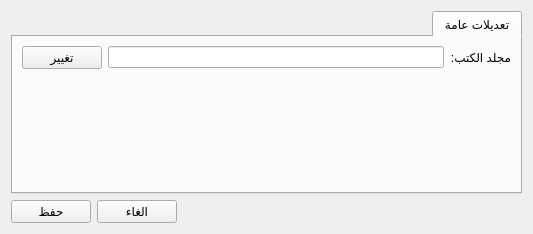
Qt form src/settingsdialog.ui (boussouira/moltaqa) before a commit.
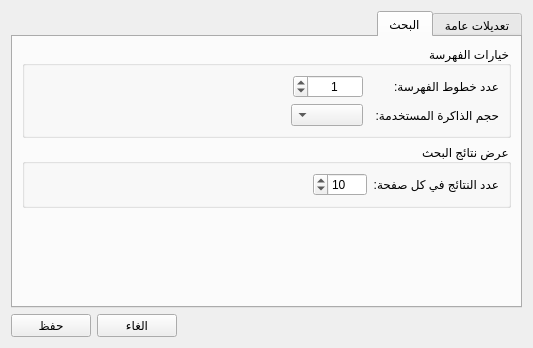
The same form after that commit.

```diff
--- a/src/settingsdialog.ui
+++ b/src/settingsdialog.ui
@@ -7,7 +7,7 @@
     <x>0</x>
     <y>0</y>
     <width>533</width>
-    <height>234</height>
+    <height>348</height>
    </rect>
   </property>
   <property name="windowTitle">
@@ -23,7 +23,7 @@
    <item>
     <widget class="QTabWidget" name="tabWidget">
      <property name="currentIndex">
-      <number>0</number>
+      <number>1</number>
      </property>
      <widget class="QWidget" name="tabGeneralSettings">
       <attribute name="title">
@@ -76,6 +76,185 @@
        </item>
       </layout>
      </widget>
+     <widget class="QWidget" name="tab">
+      <attribute name="title">
+       <string>البحث</string>
+      </attribute>
+      <layout class="QVBoxLayout" name="verticalLayout_4">
+       <item>
+        <widget class="QGroupBox" name="groupBox_2">
+         <property name="layoutDirection">
+          <enum>Qt::RightToLeft</enum>
+         </property>
+         <property name="title">
+          <string>خيارات الفهرسة</string>
+         </property>
+         <layout class="QVBoxLayout" name="verticalLayout_6">
+          <item>
+           <layout class="QHBoxLayout" name="horizontalLayout_4">
+            <item>
+             <widget class="QLabel" name="label_4">
+              <property name="minimumSize">
+               <size>
+                <width>130</width>
+                <height>0</height>
+               </size>
+              </property>
+              <property name="maximumSize">
+               <size>
+                <width>130</width>
+                <height>16777215</height>
+               </size>
+              </property>
+              <property name="text">
+               <string>عدد خطوط الفهرسة:</string>
+              </property>
+             </widget>
+            </item>
+            <item>
+             <widget class="QSpinBox" name="spinThreadCount">
+              <property name="minimumSize">
+               <size>
+                <width>70</width>
+                <height>0</height>
+               </size>
+              </property>
+              <property name="alignment">
+               <set>Qt::AlignCenter</set>
+              </property>
+              <property name="value">
+               <number>1</number>
+              </property>
+             </widget>
+            </item>
+            <item>
+             <spacer name="horizontalSpacer_5">
+              <property name="orientation">
+               <enum>Qt::Horizontal</enum>
+              </property>
+              <property name="sizeHint" stdset="0">
+               <size>
+                <width>40</width>
+                <height>20</height>
+               </size>
+              </property>
+             </spacer>
+            </item>
+           </layout>
+          </item>
+          <item>
+           <layout class="QHBoxLayout" name="horizontalLayout_5">
+            <item>
+             <widget class="QLabel" name="label_5">
+              <property name="minimumSize">
+               <size>
+                <width>130</width>
+                <height>0</height>
+               </size>
+              </property>
+              <property name="text">
+               <string>حجم الذاكرة المستخدمة:</string>
+              </property>
+             </widget>
+            </item>
+            <item>
+             <widget class="QComboBox" name="comboBox">
+              <property name="currentIndex">
+               <number>-1</number>
+              </property>
+             </widget>
+            </item>
+            <item>
+             <spacer name="horizontalSpacer_3">
+              <property name="orientation">
+               <enum>Qt::Horizontal</enum>
+              </property>
+              <property name="sizeHint" stdset="0">
+               <size>
+                <width>40</width>
+                <height>20</height>
+               </size>
+              </property>
+             </spacer>
+            </item>
+           </layout>
+          </item>
+         </layout>
+        </widget>
+       </item>
+       <item>
+        <widget class="QGroupBox" name="groupBox">
+         <property name="title">
+          <string>عرض نتائج البحث</string>
+         </property>
+         <layout class="QVBoxLayout" name="verticalLayout_3">
+          <item>
+           <layout class="QHBoxLayout" name="horizontalLayout_6">
+            <item>
+             <widget class="QLabel" name="label_2">
+              <property name="sizePolicy">
+               <sizepolicy hsizetype="Preferred" vsizetype="Preferred">
+                <horstretch>0</horstretch>
+                <verstretch>0</verstretch>
+               </sizepolicy>
+              </property>
+              <property name="text">
+               <string>عدد النتائج في كل صفحة:</string>
+              </property>
+             </widget>
+            </item>
+            <item>
+             <widget class="QSpinBox" name="spinResultPeerPage">
+              <property name="sizePolicy">
+               <sizepolicy hsizetype="Maximum" vsizetype="Fixed">
+                <horstretch>0</horstretch>
+                <verstretch>0</verstretch>
+               </sizepolicy>
+              </property>
+              <property name="minimum">
+               <number>1</number>
+              </property>
+              <property name="maximum">
+               <number>1000</number>
+              </property>
+              <property name="value">
+               <number>10</number>
+              </property>
+             </widget>
+            </item>
+            <item>
+             <spacer name="horizontalSpacer_2">
+              <property name="orientation">
+               <enum>Qt::Horizontal</enum>
+              </property>
+              <property name="sizeHint" stdset="0">
+               <size>
+                <width>40</width>
+                <height>20</height>
+               </size>
+              </property>
+             </spacer>
+            </item>
+           </layout>
+          </item>
+         </layout>
+        </widget>
+       </item>
+       <item>
+        <spacer name="verticalSpacer_2">
+         <property name="orientation">
+          <enum>Qt::Vertical</enum>
+         </property>
+         <property name="sizeHint" stdset="0">
+          <size>
+           <width>20</width>
+           <height>102</height>
+          </size>
+         </property>
+        </spacer>
+       </item>
+      </layout>
+     </widget>
     </widget>
    </item>
    <item>
```
